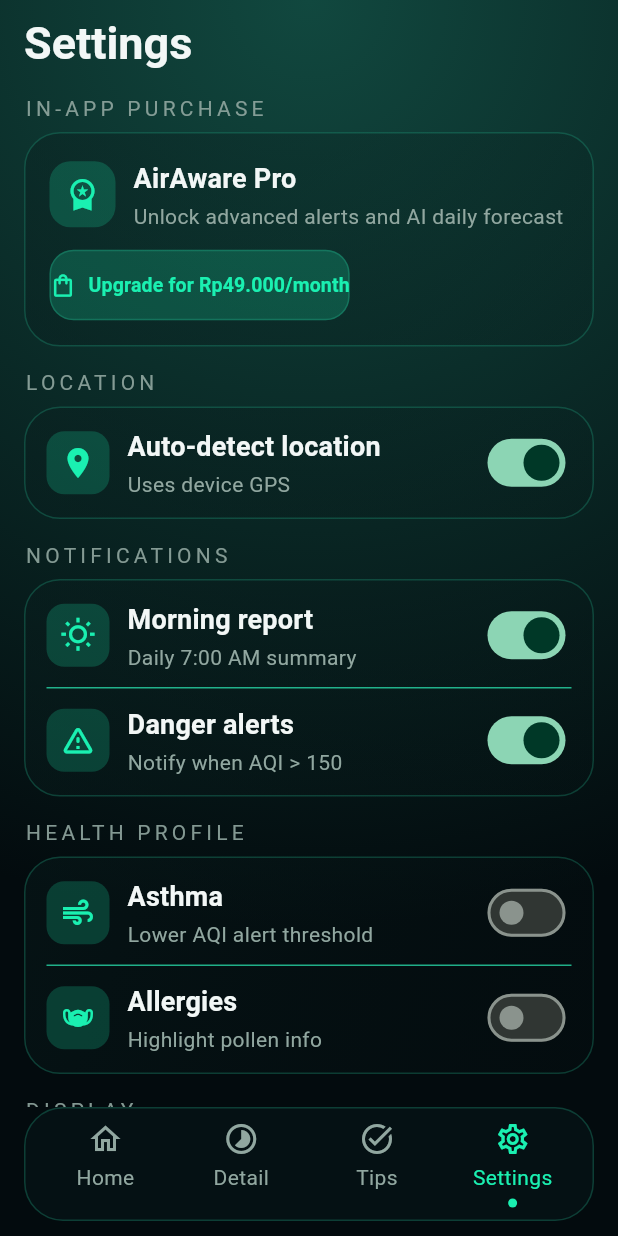
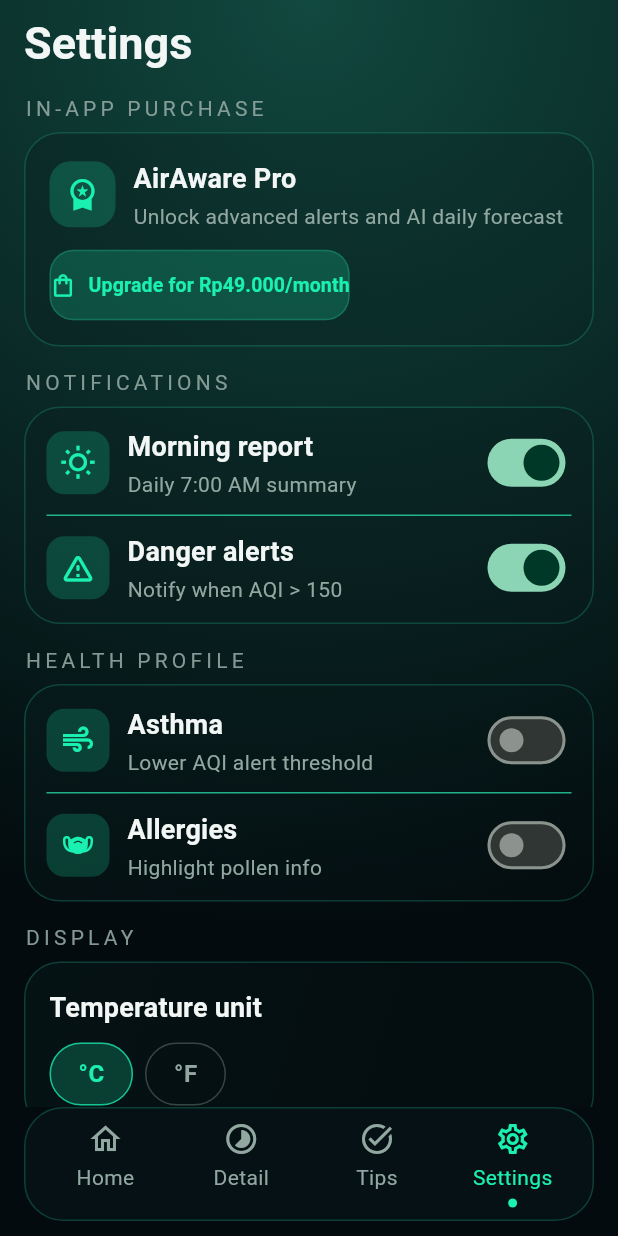
Before and after one commit to darksiswa/ab-dev_airaware, a Flutter app: the screen it shows after launch, item 4 of the bottom bar chosen, on a phone screen of 412 x 824 dp. Run offline on Flutter 3.47's test engine with Material 3 defaults, Android fonts, the phone set to English and light mode, and no system bars; our stand-ins replace dio, geocoding, geolocator; network calls fail.

Commit message:
Adjust settings page

```diff
--- a/lib/features/home/settings_page.dart
+++ b/lib/features/home/settings_page.dart
@@ -11,13 +11,11 @@
 }
 
 class _SettingsPageState extends State<SettingsPage> {
-  bool autoDetectLocation = true;
   bool morningReport = true;
   bool dangerAlerts = true;
   bool asthma = false;
   bool allergies = false;
   String tempUnit = '°C';
-  String aqiStandard = 'US EPA';
 
   @override
   Widget build(BuildContext context) {
@@ -113,22 +111,6 @@
                     ),
                   ),
                   const SizedBox(height: 14),
-                  _sectionTitle(context, 'LOCATION'),
-                  const SizedBox(height: 6),
-                  _SettingsGroup(
-                    children: [
-                      _SwitchRow(
-                        icon: Icons.location_on,
-                        title: 'Auto-detect location',
-                        subtitle: 'Uses device GPS',
-                        value: autoDetectLocation,
-                        onChanged: (v) =>
-                            setState(() => autoDetectLocation = v),
-                        isLast: true,
-                      ),
-                    ],
-                  ),
-                  const SizedBox(height: 14),
                   _sectionTitle(context, 'NOTIFICATIONS'),
                   const SizedBox(height: 6),
                   _SettingsGroup(
@@ -196,37 +178,6 @@
                               label: '°F',
                               active: tempUnit == '°F',
                               onTap: () => setState(() => tempUnit = '°F'),
-                            ),
-                          ],
-                        ),
-                        const SizedBox(height: 14),
-                        Divider(color: AppColors.border.withValues(alpha: 0.8)),
-                        const SizedBox(height: 14),
-                        Text(
-                          'AQI Standard',
-                          style: Theme.of(context).textTheme.titleMedium,
-                        ),
-                        const SizedBox(height: 10),
-                        Wrap(
-                          spacing: 8,
-                          runSpacing: 8,
-                          children: [
-                            _ChoiceChip(
-                              label: 'US EPA',
-                              active: aqiStandard == 'US EPA',
-                              onTap: () =>
-                                  setState(() => aqiStandard = 'US EPA'),
-                            ),
-                            _ChoiceChip(
-                              label: 'WHO',
-                              active: aqiStandard == 'WHO',
-                              onTap: () => setState(() => aqiStandard = 'WHO'),
-                            ),
-                            _ChoiceChip(
-                              label: 'EU CAQI',
-                              active: aqiStandard == 'EU CAQI',
-                              onTap: () =>
-                                  setState(() => aqiStandard = 'EU CAQI'),
                             ),
                           ],
                         ),
```
